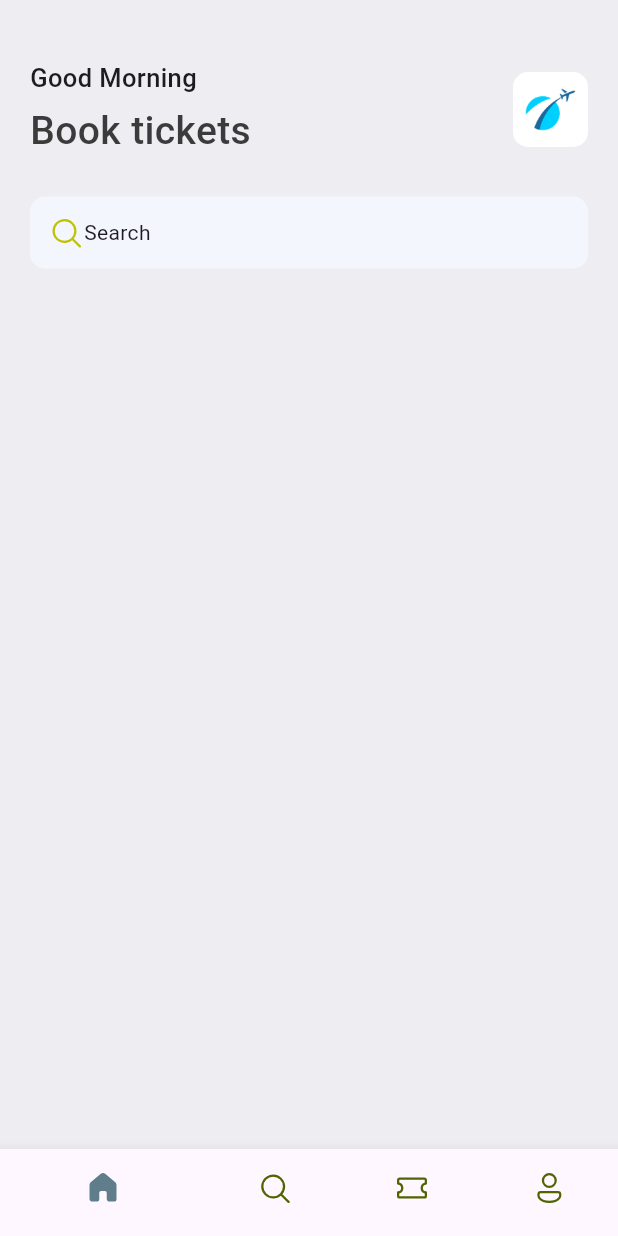
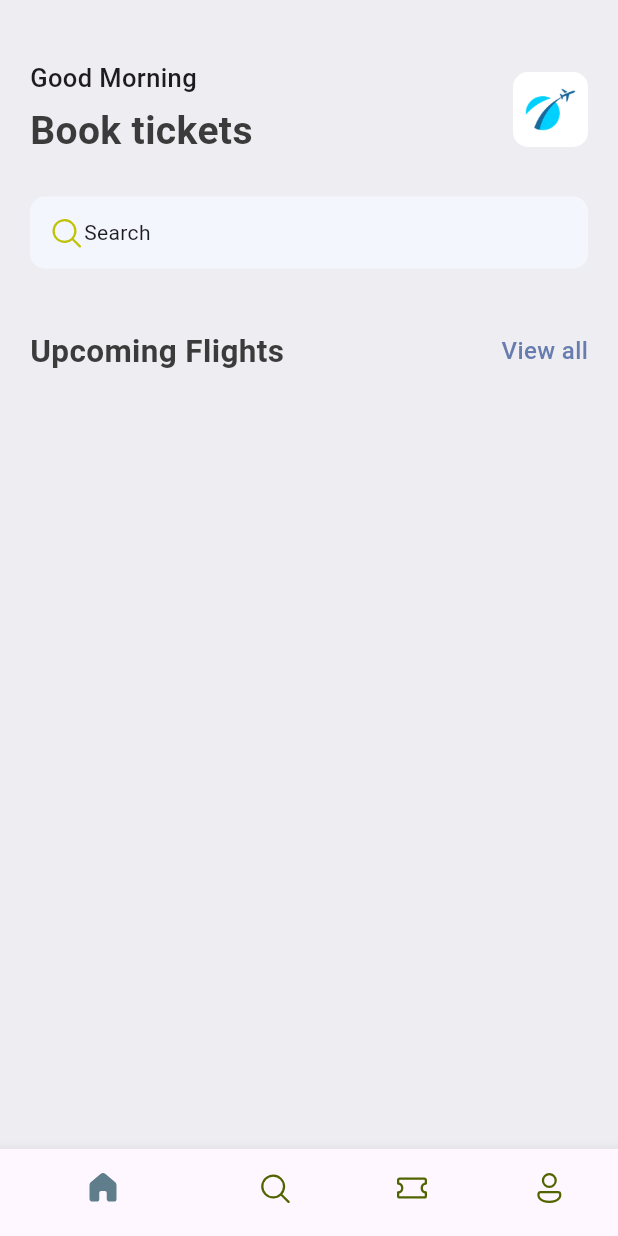
Before and after one commit to ajoued/ticket-app, a Flutter app: the screen it shows after launch, on a phone screen of 412 x 824 dp. Run offline on Flutter 3.47's test engine with Material 3 defaults, Android fonts, the phone set to English and light mode, and no system bars; our stand-ins replace fluentui_icons.

Commit message:
made some changes to the home screen

```diff
--- a/lib/base/res/styles/app_styles.dart
+++ b/lib/base/res/styles/app_styles.dart
@@ -7,8 +7,15 @@ class AppStyles {
   static Color textColor = const Color(0xFF3B3B3B);
   static Color bgColor = const Color(0xFFeeedf2);
 
+  static TextStyle textStyle =
+      TextStyle(fontSize: 16, fontWeight: FontWeight.w500, color: textColor);
+
   static TextStyle headLineStyle1 =
-      TextStyle(fontSize: 26, fontWeight: FontWeight.w500, color: textColor);
+      TextStyle(fontSize: 26, fontWeight: FontWeight.bold, color: textColor);
+
+  static TextStyle headLineStyle2 =
+      TextStyle(fontSize: 21, fontWeight: FontWeight.bold, color: textColor);
+
   static TextStyle headLineStyle3 =
       TextStyle(fontSize: 17, fontWeight: FontWeight.w500);
 }
--- /dev/null
+++ b/lib/base/widgets/app_double_text.dart
@@ -0,0 +1,28 @@
+import 'package:flutter/material.dart';
+import 'package:ticket_app/base/res/styles/app_styles.dart';
+
+class AppDoubleText extends StatelessWidget {
+  const AppDoubleText(
+      {super.key, required this.bigText, required this.smallText});
+  final String bigText;
+  final String smallText;
+  @override
+  Widget build(BuildContext context) {
+    return Row(
+      mainAxisAlignment: MainAxisAlignment.spaceBetween,
+      children: [
+        Text(
+          bigText,
+          style: AppStyles.headLineStyle2,
+        ),
+        InkWell(
+            onTap: () {},
+            child: Text(
+              smallText,
+              style:
+                  AppStyles.textStyle.copyWith(color: AppStyles.primaryColor),
+            ))
+      ],
+    );
+  }
+}
--- a/lib/main.dart
+++ b/lib/main.dart
@@ -10,11 +10,9 @@ class MyApp extends StatelessWidget {
 
   @override
   Widget build(BuildContext context) {
-    return MaterialApp(
-      title: 'Flutter Demo',
-      theme: ThemeData(),
+    return const MaterialApp(
       home: BottomNavBar(),
-      //debugShowCheckedModeBanner: false,
+      debugShowCheckedModeBanner: false,
     );
   }
 }
--- a/lib/screens/home_screen.dart
+++ b/lib/screens/home_screen.dart
@@ -2,6 +2,7 @@ import 'package:fluentui_icons/fluentui_icons.dart';
 import 'package:flutter/material.dart';
 import 'package:ticket_app/base/res/media.dart';
 import 'package:ticket_app/base/res/styles/app_styles.dart';
+import 'package:ticket_app/base/widgets/app_double_text.dart';
 
 class HomeScreen extends StatelessWidget {
   const HomeScreen({super.key});
@@ -59,10 +60,17 @@ class HomeScreen extends StatelessWidget {
                         Text("Search")
                       ],
                     ),
-                  )
+                  ),
+                  SizedBox(
+                    height: 40,
+                  ),
+                  AppDoubleText(
+                    bigText: 'Upcoming Flights',
+                    smallText: 'View all',
+                  ),
                 ],
               ),
-            )
+            ),
           ],
         ));
   }
```
